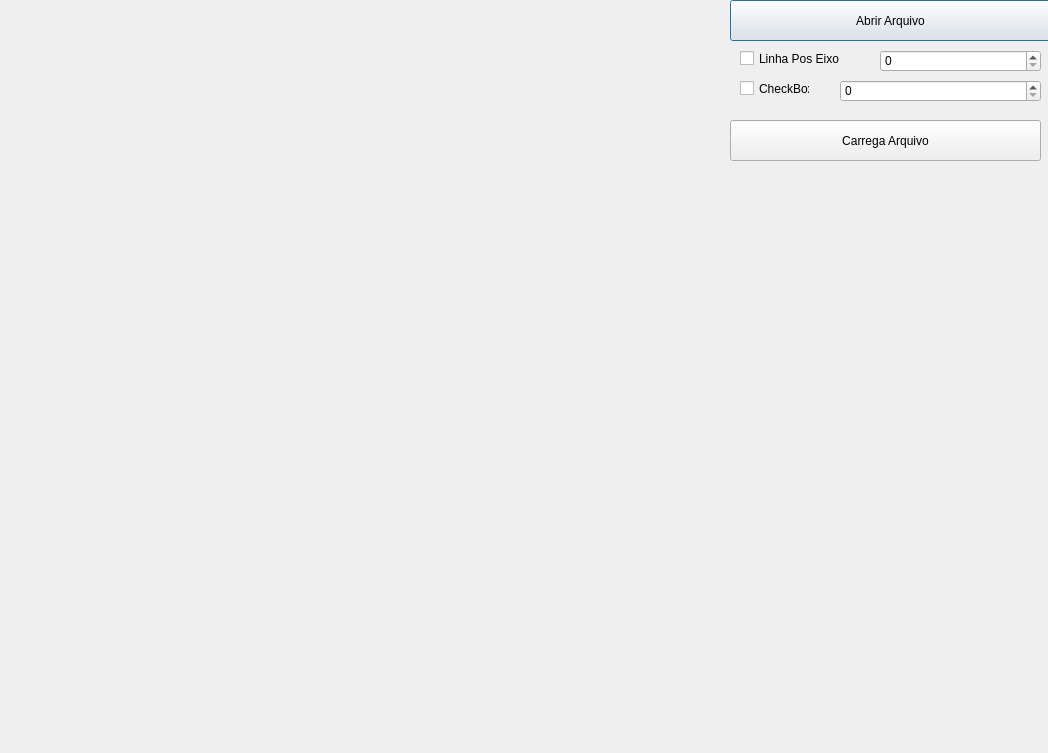
First picture: the form in testUI/CaptureDevice.ui, repository LeandroOSBr/contagemEvasao, before the edit.
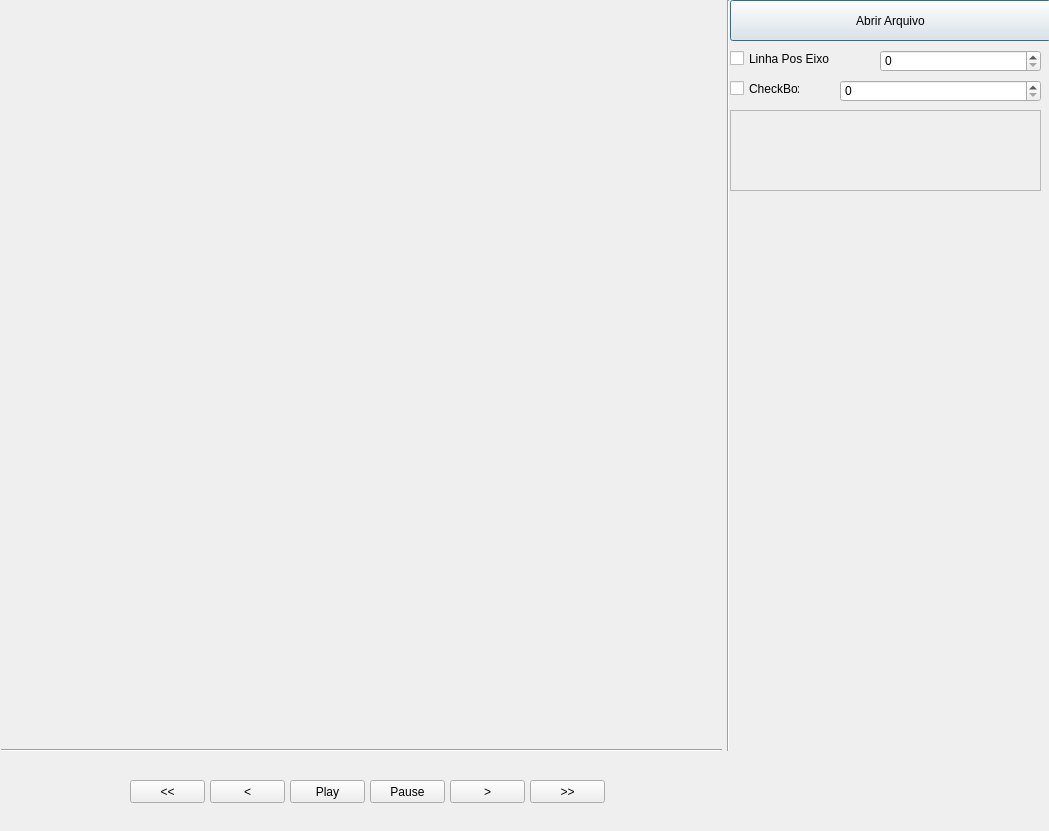
Second picture: the form after the edit.

Commit message: Add action buttons.

```diff
--- a/testUI/CaptureDevice.ui
+++ b/testUI/CaptureDevice.ui
@@ -6,8 +6,8 @@
    <rect>
     <x>0</x>
     <y>0</y>
-    <width>1048</width>
-    <height>753</height>
+    <width>1049</width>
+    <height>831</height>
    </rect>
   </property>
   <property name="windowTitle">
@@ -18,7 +18,7 @@
     <rect>
      <x>20</x>
      <y>20</y>
-     <width>711</width>
+     <width>691</width>
      <height>711</height>
     </rect>
    </property>
@@ -39,7 +39,7 @@
   <widget class="QCheckBox" name="checkEixoX">
    <property name="geometry">
     <rect>
-     <x>740</x>
+     <x>730</x>
      <y>50</y>
      <width>101</width>
      <height>17</height>
@@ -52,7 +52,7 @@
   <widget class="QCheckBox" name="checkBox_2">
    <property name="geometry">
     <rect>
-     <x>740</x>
+     <x>730</x>
      <y>80</y>
      <width>70</width>
      <height>17</height>
@@ -82,17 +82,147 @@
     </rect>
    </property>
   </widget>
-  <widget class="QPushButton" name="btnOpenFile">
+  <widget class="QPlainTextEdit" name="txtInfoVideo">
+   <property name="enabled">
+    <bool>false</bool>
+   </property>
    <property name="geometry">
     <rect>
      <x>730</x>
-     <y>120</y>
+     <y>110</y>
      <width>311</width>
-     <height>41</height>
+     <height>81</height>
     </rect>
    </property>
+   <property name="font">
+    <font>
+     <family>MS Sans Serif</family>
+    </font>
+   </property>
+   <property name="plainText">
+    <string/>
+   </property>
+  </widget>
+  <widget class="Line" name="line">
+   <property name="geometry">
+    <rect>
+     <x>720</x>
+     <y>0</y>
+     <width>16</width>
+     <height>751</height>
+    </rect>
+   </property>
+   <property name="orientation">
+    <enum>Qt::Vertical</enum>
+   </property>
+  </widget>
+  <widget class="Line" name="line_2">
+   <property name="geometry">
+    <rect>
+     <x>1</x>
+     <y>745</y>
+     <width>721</width>
+     <height>10</height>
+    </rect>
+   </property>
+   <property name="orientation">
+    <enum>Qt::Horizontal</enum>
+   </property>
+  </widget>
+  <widget class="QPushButton" name="btnNextFrame">
+   <property name="geometry">
+    <rect>
+     <x>450</x>
+     <y>780</y>
+     <width>75</width>
+     <height>23</height>
+    </rect>
+   </property>
    <property name="text">
-    <string>Carrega Arquivo</string>
+    <string>&gt;</string>
+   </property>
+   <property name="shortcut">
+    <string>N</string>
+   </property>
+  </widget>
+  <widget class="QPushButton" name="btnNextFrames">
+   <property name="geometry">
+    <rect>
+     <x>530</x>
+     <y>780</y>
+     <width>75</width>
+     <height>23</height>
+    </rect>
+   </property>
+   <property name="text">
+    <string>&gt;&gt;</string>
+   </property>
+   <property name="shortcut">
+    <string>Shift+N</string>
+   </property>
+  </widget>
+  <widget class="QPushButton" name="btnPreviusFrame">
+   <property name="geometry">
+    <rect>
+     <x>210</x>
+     <y>780</y>
+     <width>75</width>
+     <height>23</height>
+    </rect>
+   </property>
+   <property name="text">
+    <string>&lt;</string>
+   </property>
+   <property name="shortcut">
+    <string>P</string>
+   </property>
+  </widget>
+  <widget class="QPushButton" name="btnPreviusFrames">
+   <property name="geometry">
+    <rect>
+     <x>130</x>
+     <y>780</y>
+     <width>75</width>
+     <height>23</height>
+    </rect>
+   </property>
+   <property name="text">
+    <string>&lt;&lt;</string>
+   </property>
+   <property name="shortcut">
+    <string>Shift+P</string>
+   </property>
+  </widget>
+  <widget class="QPushButton" name="btnPlay">
+   <property name="geometry">
+    <rect>
+     <x>290</x>
+     <y>780</y>
+     <width>75</width>
+     <height>23</height>
+    </rect>
+   </property>
+   <property name="text">
+    <string>Play</string>
+   </property>
+   <property name="shortcut">
+    <string>Shift+Space</string>
+   </property>
+  </widget>
+  <widget class="QPushButton" name="btnPause">
+   <property name="geometry">
+    <rect>
+     <x>370</x>
+     <y>780</y>
+     <width>75</width>
+     <height>23</height>
+    </rect>
+   </property>
+   <property name="text">
+    <string>Pause</string>
+   </property>
+   <property name="shortcut">
+    <string>Space</string>
    </property>
   </widget>
  </widget>
```
Left out of the diff: 3 changed lines with no effect on the pictures. The commit also changes 1 other file.
